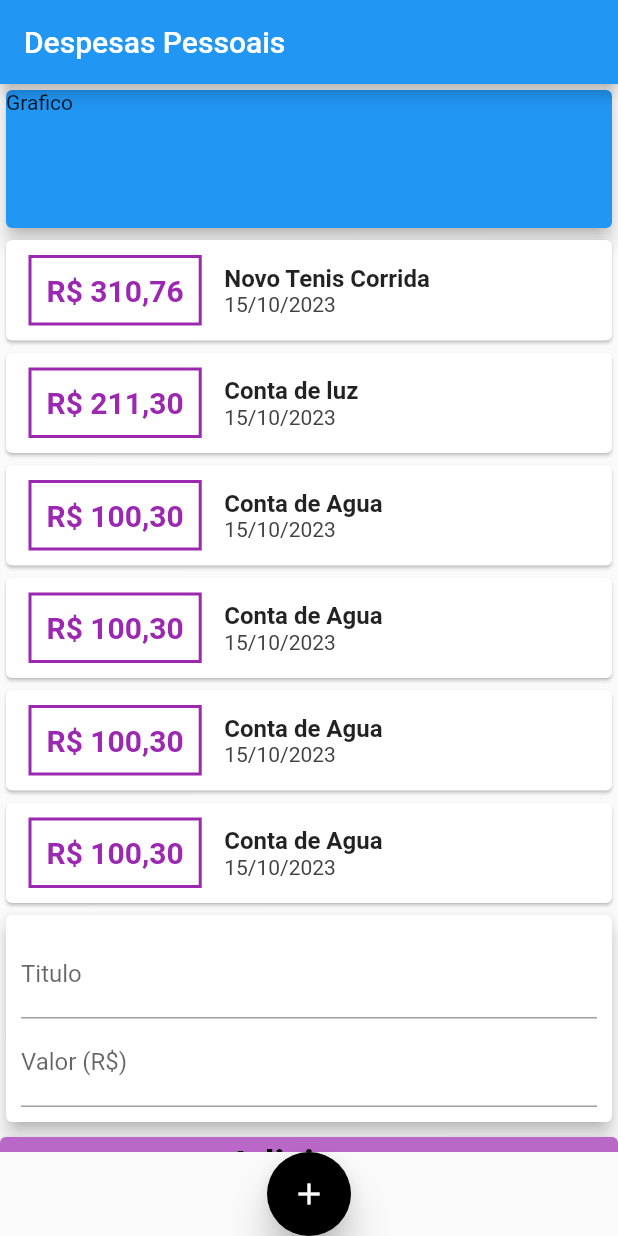
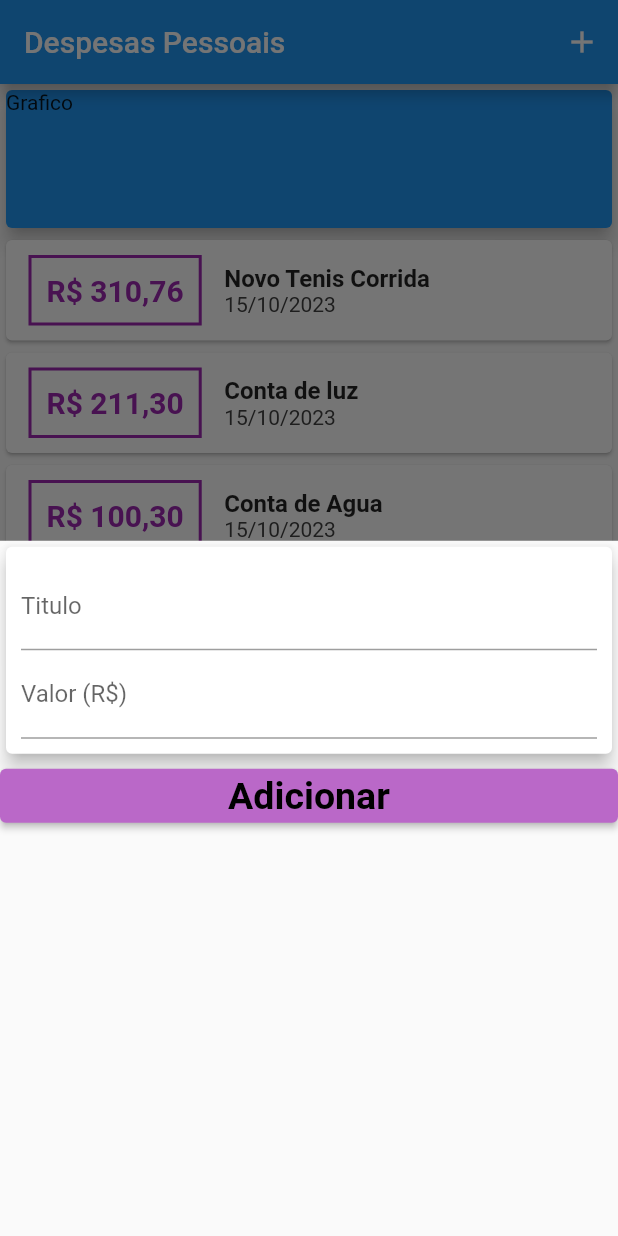
Before and after one commit to JonesCunha/personaldues, a Flutter app: the screen it shows after launch, after a tap on the "add" icon, on a phone screen of 412 x 824 dp. Run offline on Flutter 3.47's test engine with Material 2 defaults, Android fonts, the phone set to English and light mode, and no system bars.

Commit message:
remover usertransaction

```diff
--- a/lib/components/transaction_form.dart
+++ b/lib/components/transaction_form.dart
@@ -7,6 +7,16 @@ class TransactionForm extends StatelessWidget {
   final valueController = TextEditingController();
 
   final void Function(String, double) onSubmit;
+
+  _submitForm(){
+            final title = titleController.text;
+            final value = double.tryParse(valueController.text) ?? 0.0;
+            if (title.isEmpty || value <=0 ) {
+              return;
+            }
+              onSubmit(title, value);
+  }
+
 
   @override
   Widget build(BuildContext context) {
@@ -20,10 +30,13 @@ class TransactionForm extends StatelessWidget {
             child: Column(children: [
               TextField(
                 controller: titleController,
+                onSubmitted: (_) => _submitForm(),
                 decoration: InputDecoration(labelText: 'Titulo'),
               ),
               TextField(
                 controller: valueController,
+                onSubmitted: (_) => _submitForm(),
+                keyboardType: TextInputType.numberWithOptions(decimal: true),
                 decoration: InputDecoration(labelText: 'Valor (R\$)'),
               ),
             ]),
@@ -36,14 +49,7 @@ class TransactionForm extends StatelessWidget {
             style: TextStyle(
                 fontSize: 25, fontWeight: FontWeight.bold, color: Colors.black),
           ),
-          onPressed: () {
-            final title = titleController.text;
-            final value = double.tryParse(valueController.text) ?? 0.0;
-            if (title.length < 1) {
-            } else {
-              onSubmit(title, value);
-            }
-          },
+          onPressed: _submitForm,
         ),
       ],
     );
--- a/lib/components/transaction_list.dart
+++ b/lib/components/transaction_list.dart
@@ -13,11 +13,15 @@ class TransactionList extends StatelessWidget {
 
   @override
   Widget build(BuildContext context) {
-    return Column(
-            //redundante, padrao de baixo já é assim.
-            crossAxisAlignment: CrossAxisAlignment.center,
-            children: transactions
-                .map((e) => Card(
+    return Container(
+      height: 300,
+      //todo listview precisa ser definido o tamanho, a exemplo do container
+      //o componente pai precisa definir o tamanho pre definido
+      child: ListView.builder(
+              itemCount: transactions.length,
+              itemBuilder: (ctx, index) {
+                final e = transactions[index];
+                return Card(
                         child: Row(
                           children: [
                             Container(
@@ -57,8 +61,10 @@ class TransactionList extends StatelessWidget {
                             )
                           ],
                         ),
-                    ))
-                .toList(),
+                      );
+              },
+              //redundante, padrao de baixo já é assim.
+            ),
     );
   }
 }
--- a/lib/components/transaction_user.dart
+++ /dev/null
@@ -1,53 +0,0 @@
-import 'dart:math';
-
-import 'package:flutter/material.dart';
-import 'package:personalduestwo/components/transaction_form.dart';
-import 'package:personalduestwo/components/transaction_list.dart';
-
-import '../models/transaction.dart';
-
-class TransactionUser extends StatefulWidget {
-  const TransactionUser({super.key});
-
-  @override
-  State<TransactionUser> createState() => _TransactionUserState();
-}
-
-class _TransactionUserState extends State<TransactionUser> {
-
-  final _transactions = [
-    Transaction(
-        id: 't1',
-        tittle: 'Novo Tenis Corrida',
-        value: 310.76,
-        date: DateTime.now()),
-    Transaction(
-        id: 't2', tittle: 'Conta de luz', value: 211.30, date: DateTime.now()),
-    Transaction(
-        id: 't3', tittle: 'Conta de Agua', value: 100.30, date: DateTime.now()),
-    Transaction(
-        id: 't4', tittle: 'Conta de Agua', value: 100.30, date: DateTime.now()),
-    Transaction(
-        id: 't5', tittle: 'Conta de Agua', value: 100.30, date: DateTime.now()),
-    Transaction(
-        id: 't6', tittle: 'Conta de Agua', value: 100.30, date: DateTime.now()),
-  ];
-
-  _addTransaction(String title, double value){
-    final newTransaction = Transaction(id: Random().nextDouble().toString(),
-    tittle: title, value: value, date: DateTime.now());
-    setState(() {
-      _transactions.add(newTransaction);
-    });
-  }
-
-  @override
-  Widget build(BuildContext context) {
-    return Column(
-      children: [
-        TransactionList(transactions: _transactions),
-        TransactionForm(onSubmit: _addTransaction)
-      ]
-    );
-  }
-}
--- a/lib/pages/myHomePage.dart
+++ b/lib/pages/myHomePage.dart
@@ -1,23 +1,63 @@
 // ignore_for_file: prefer_const_literals_to_create_immutables, prefer_const_constructors, sized_box_for_whitespace
 
+import 'dart:math';
+
 import 'package:flutter/material.dart';
-import 'package:personalduestwo/components/transaction_user.dart';
+import 'package:personalduestwo/components/transaction_form.dart';
 
+import '../components/transaction_list.dart';
+import '../models/transaction.dart';
 
-class MyHomePage extends StatelessWidget {
+class MyHomePage extends StatefulWidget {
   const MyHomePage({super.key});
 
+  @override
+  State<MyHomePage> createState() => _MyHomePageState();
+}
+
+class _MyHomePageState extends State<MyHomePage> {
+  final _transactions = [
+    Transaction(
+        id: 't1',
+        tittle: 'Novo Tenis Corrida',
+        value: 310.76,
+        date: DateTime.now()),
+    Transaction(
+        id: 't2', tittle: 'Conta de luz', value: 211.30, date: DateTime.now()),
+    Transaction(
+        id: 't3', tittle: 'Conta de Agua', value: 100.30, date: DateTime.now()),
+  ];
+
+  _openTransactionFormModal(BuildContext context) {
+    showModalBottomSheet(
+        context: context,
+        builder: (ctx) {
+          return TransactionForm(onSubmit: _addTransaction);
+        });
+  }
+
+  _addTransaction(String title, double value) {
+    final newTransaction = Transaction(
+        id: Random().nextDouble().toString(),
+        tittle: title,
+        value: value,
+        date: DateTime.now());
+    setState(() {
+      _transactions.add(newTransaction);
+    });
+  }
 
   @override
   Widget build(BuildContext context) {
     return Scaffold(
-      bottomNavigationBar: FloatingActionButton(
-          backgroundColor: Colors.black,
-          elevation: 10,
-          child: Icon(Icons.add),
-          onPressed: () => {}),
+      floatingActionButton: FloatingActionButton(
+        onPressed: () => _openTransactionFormModal(context),
+        child: Icon(Icons.add),
+      ),
+      floatingActionButtonLocation: FloatingActionButtonLocation.endFloat,
       appBar: AppBar(
         title: Text('Despesas Pessoais'),
+        actions: [IconButton(onPressed: () => _openTransactionFormModal(context), icon: Icon(Icons.add))],
       ),
       body: SingleChildScrollView(
         child: Column(
@@ -35,7 +75,10 @@ class MyHomePage extends StatelessWidget {
                 child: Text('Grafico'),
               ),
             ),
-            TransactionUser(),
+            Column(children: [
+              TransactionList(transactions: _transactions),
+              //TransactionForm(onSubmit: _addTransaction)
+            ])
           ],
         ),
       ),
```
Lines whose indentation alone changed are shown as unchanged.
